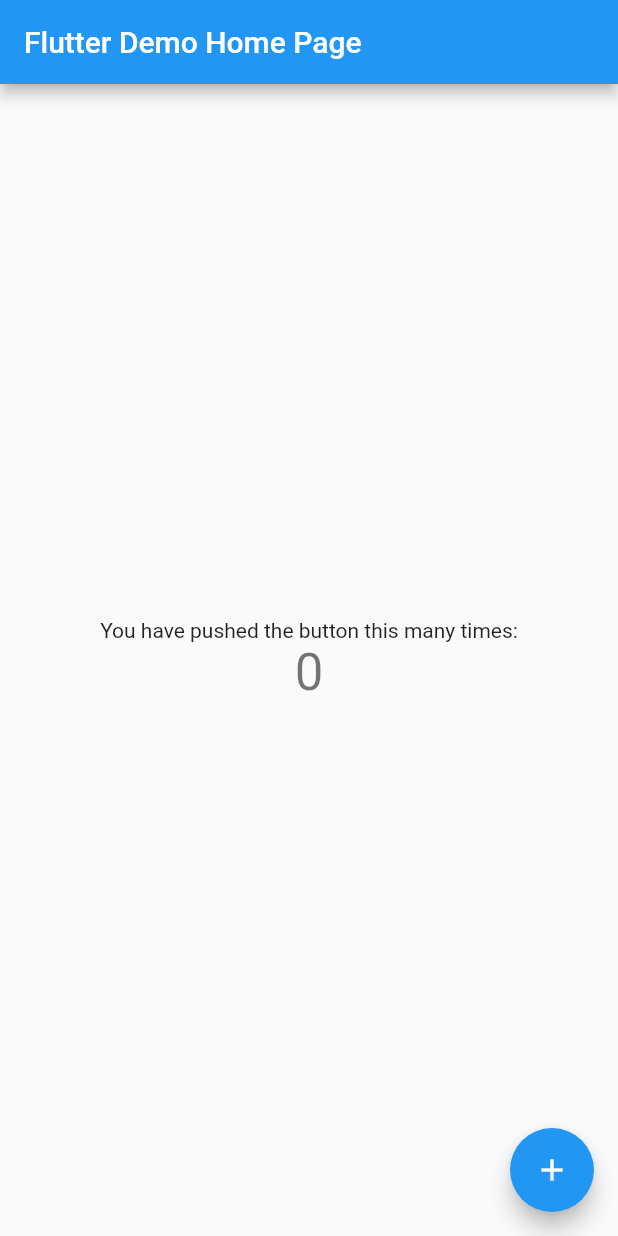
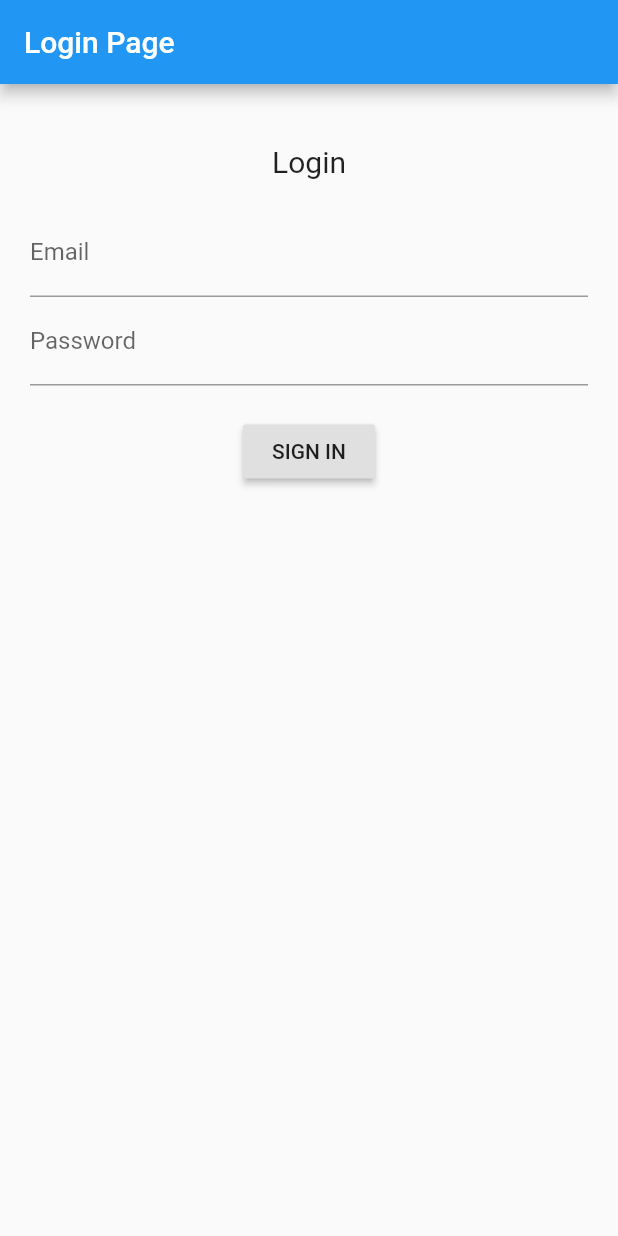
Before and after one commit to Nvor/MooMooBeenz, a Flutter app: the screen it shows after launch, on a phone screen of 412 x 824 dp. Run offline on Flutter 3.47's test engine with Material 2 defaults, Android fonts, the phone set to English and light mode, and no system bars.

Commit message:
login page skeleton

```diff
--- a/MooMooBeenz_App/lib/main.dart
+++ b/MooMooBeenz_App/lib/main.dart
@@ -1,3 +1,4 @@
+import 'package:MooMooBeenz_App/screens/login.dart';
 import 'package:flutter/material.dart';
 
 void main() {
@@ -9,7 +10,7 @@
   @override
   Widget build(BuildContext context) {
     return MaterialApp(
-      title: 'Flutter Demo',
+      title: 'MooMooBeenz',
       theme: ThemeData(
         primarySwatch: Colors.blue,
         // This makes the visual density adapt to the platform that you run
@@ -17,7 +18,8 @@
         // closer together (more dense) than on mobile platforms.
         visualDensity: VisualDensity.adaptivePlatformDensity,
       ),
-      home: MyHomePage(title: 'Flutter Demo Home Page'),
+      home: LoginPage(),
+      //home: MyHomePage(title: 'Flutter Demo Home Page'),
     );
   }
 }
--- a/MooMooBeenz_App/lib/screens/login.dart
+++ b/MooMooBeenz_App/lib/screens/login.dart
@@ -0,0 +1,38 @@
+import 'package:flutter/material.dart';
+
+class LoginPage extends StatefulWidget {
+  @override
+  _LoginPageState createState() => _LoginPageState();
+}
+
+class _LoginPageState extends State<LoginPage> {
+  @override
+  Widget build(BuildContext context) {
+    return Scaffold(
+      appBar: AppBar(
+        title: Text("Login Page"),
+      ),
+      body: Container(
+        padding: EdgeInsets.all(20.0),
+        child: Column(
+          children: <Widget>[
+            SizedBox(height: 20.0),
+            Text(
+              'Login',
+              style: TextStyle(fontSize: 20),
+            ),
+            SizedBox(height: 20.0),
+            TextFormField(
+              keyboardType: TextInputType.emailAddress,
+              decoration: InputDecoration(labelText: "Email")),
+            TextFormField(
+              obscureText: true,
+              decoration: InputDecoration(labelText: "Password")),
+            SizedBox(height: 20.0),
+            RaisedButton(child: Text("SIGN IN"), onPressed: () {})
+          ],
+        ),
+      ),
+    );
+  }
+}
--- a/MooMooBeenz_App/pubspec.yaml
+++ b/MooMooBeenz_App/pubspec.yaml
@@ -1,5 +1,5 @@
 name: MooMooBeenz_App
-description: A new Flutter project.
+description: Rate your peers.
 
 # The following line prevents the package from being accidentally published to
 # pub.dev using `pub publish`. This is preferred for private packages.
@@ -45,8 +45,8 @@
   uses-material-design: true
 
   # To add assets to your application, add an assets section, like this:
-  # assets:
-  #   - images/a_dot_burr.jpeg
+  assets:
+    - assets/
   #   - images/a_dot_ham.jpeg
 
   # An image asset can refer to one or more resolution-specific "variants", see
```
Also changed, not shown: 1 other file.
